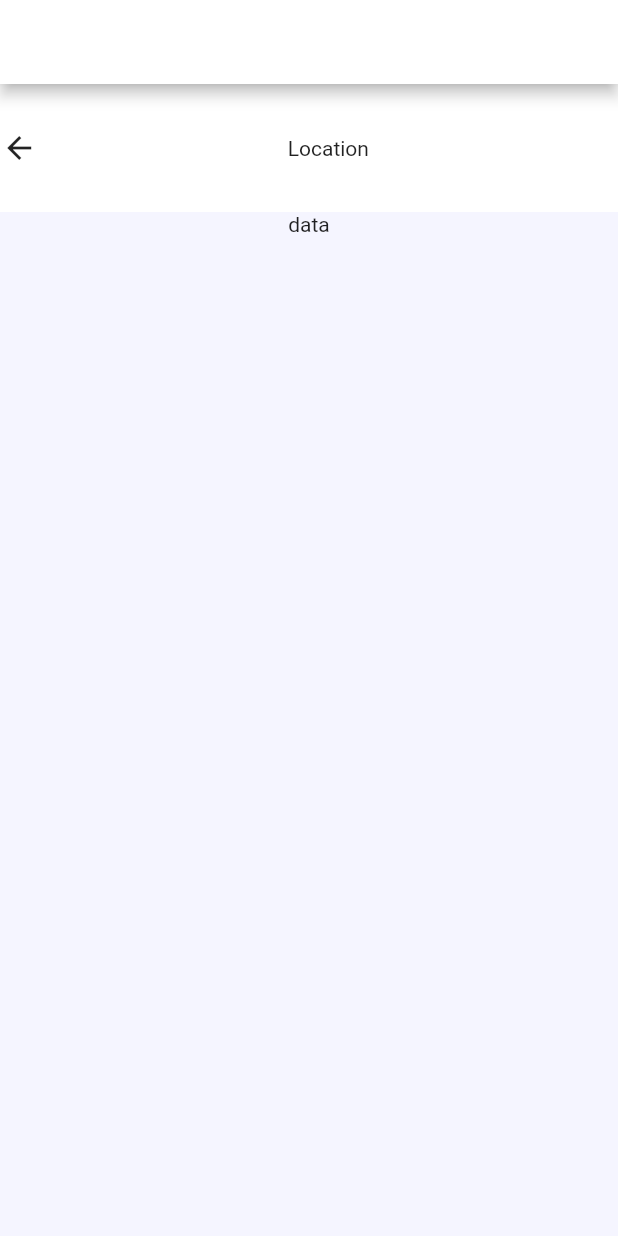
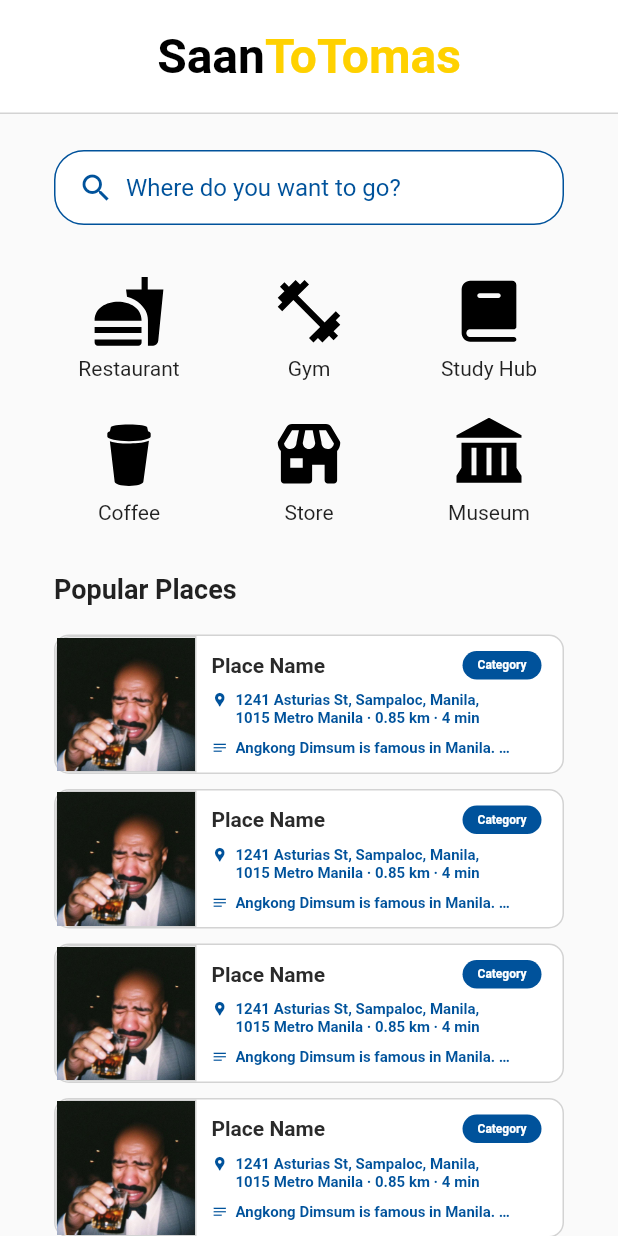
Before and after one commit to JoshuaEntrata/SaanToTomas, a Flutter app: the screen it shows after launch, on a phone screen of 412 x 824 dp. Run offline on Flutter 3.47's test engine with Material 2 defaults, Android fonts, the phone set to English and light mode, and no system bars; our stand-ins replace flutter_svg; Roboto replaces fonts that are missing (Epilogue).

Commit message:
add static home screen

```diff
--- a/saan_to_tomas_app/lib/main.dart
+++ b/saan_to_tomas_app/lib/main.dart
@@ -1,69 +1,15 @@
 import 'package:flutter/material.dart';
+import 'screens/home_screen.dart';
 
-void main() => runApp(const SaanToTomas());
+void main() {
+  runApp(MyApp());
+}
 
-class SaanToTomas extends StatelessWidget {
-  const SaanToTomas({super.key});
-
+class MyApp extends StatelessWidget {
   @override
   Widget build(BuildContext context) {
     return MaterialApp(
-      title: 'Final Academic Project',
-      home: Scaffold(
-        backgroundColor: const Color.fromARGB(0xF5, 0xF5, 0xF5, 0xFF),
-        appBar: AppBar(
-          backgroundColor: Colors.white,
-          title: const Text('SaanToTomas'),
-        ),
-        body: const SafeArea(
-          child: MapPage(),
-        ),
-      ),
+      home: HomeScreen(),
     );
   }
 }
-
-class MapPage extends StatefulWidget {
-  const MapPage({super.key});
-
-  @override
-  MapPageState createState() => MapPageState();
-}
-
-class MapPageState extends State<MapPage> {
-
-  @override
-  Widget build(BuildContext context) {
-    return Center(
-      child: Column(
-        mainAxisAlignment: MainAxisAlignment.center,
-        children: <Widget>[
-          Expanded(
-            child: Container(
-              height: 10,
-              color: Colors.white,
-              child: const Row(
-                mainAxisAlignment: MainAxisAlignment.spaceAround,
-                children: <Widget>[
-                  Expanded(
-                    child: Icon(
-                      Icons.arrow_back
-                    ),
-                  ),
-                  Expanded(
-                      flex: 15,
-                      child: Text("Location", textAlign: TextAlign.center,)
-                  )
-                ],
-              ),
-            ),
-          ),
-          const Expanded(
-              flex: 8,
-              child: Text("data")
-          ),
-        ],
-      ),
-    );
-  }
-}
--- /dev/null
+++ b/saan_to_tomas_app/lib/screens/home_screen.dart
@@ -0,0 +1,48 @@
+import 'package:flutter/material.dart';
+import '../widgets/header.dart';
+import '../widgets/search_bar.dart';
+import '../widgets/categories.dart';
+import '../widgets/place_card.dart';
+
+class HomeScreen extends StatelessWidget {
+  @override
+  Widget build(BuildContext context) {
+    return Scaffold(
+      body: SingleChildScrollView(
+        child: Column(
+          children: [
+            const Header(),
+            Container(
+              padding: const EdgeInsets.symmetric(horizontal: 36, vertical: 24),
+              color: const Color(0xFFFAFAFA),
+              child: Column(
+                crossAxisAlignment: CrossAxisAlignment.start,
+                children: [
+                  SearchBarWidget(),
+                  SizedBox(height: 30),
+
+                  Categories(),
+
+                  SizedBox(height: 30),
+
+                  // Popular Places
+                  const Text(
+                    'Popular Places',
+                    style: TextStyle(
+                        fontSize: 18,
+                        fontWeight: FontWeight.bold,
+                        fontFamily: 'Epilogue'),
+                  ),
+
+                  SizedBox(height: 20),
+
+                  for (int i = 0; i < 5; i++) PopularPlacesCard(),
+                ],
+              ),
+            ),
+          ],
+        ),
+      ),
+    );
+  }
+}
--- /dev/null
+++ b/saan_to_tomas_app/lib/widgets/categories.dart
@@ -0,0 +1,50 @@
+import 'package:flutter/material.dart';
+import 'package:flutter_svg/flutter_svg.dart';
+
+class Categories extends StatelessWidget {
+  const Categories({Key? key});
+
+  @override
+  Widget build(BuildContext context) {
+    return Column(
+      children: [
+        Row(
+          mainAxisAlignment: MainAxisAlignment.spaceBetween,
+          children: [
+            buildCategoryItem('Restaurant', 'CustomRestaurant'),
+            buildCategoryItem('Gym', 'CustomGym'),
+            buildCategoryItem('Study Hub', 'CustomStudyHub'),
+          ],
+        ),
+        const SizedBox(height: 20),
+        Row(
+          mainAxisAlignment: MainAxisAlignment.spaceBetween,
+          children: [
+            buildCategoryItem('Coffee', 'CustomCoffee'),
+            buildCategoryItem('Store', 'CustomStore'),
+            buildCategoryItem('Museum', 'CustomMuseum'),
+          ],
+        ),
+      ],
+    );
+  }
+
+  Widget buildCategoryItem(String title, String iconName) {
+    return Container(
+      width: 100,
+      height: 76,
+      child: Column(
+        mainAxisAlignment: MainAxisAlignment.center,
+        children: [
+          SvgPicture.asset(
+            'icons/$iconName.svg',
+            width: 50,
+            height: 50,
+          ),
+          const SizedBox(height: 5),
+          Text(title, textAlign: TextAlign.center),
+        ],
+      ),
+    );
+  }
+}
--- /dev/null
+++ b/saan_to_tomas_app/lib/widgets/header.dart
@@ -0,0 +1,49 @@
+import 'package:flutter/material.dart';
+
+class Header extends StatelessWidget {
+  const Header({super.key});
+
+  @override
+  Widget build(BuildContext context) {
+    return Container(
+      width: MediaQuery.of(context).size.width,
+      height: 76,
+      decoration: const BoxDecoration(
+        color: Colors.white,
+        border: Border(
+          bottom: BorderSide(
+            color: Color(0xFFD3D3D3),
+            width: 1.0,
+          ),
+        ),
+      ),
+      child: Center(
+        child: RichText(
+          text: TextSpan(
+            style: DefaultTextStyle.of(context).style,
+            children: const [
+              TextSpan(
+                text: 'Saan',
+                style: TextStyle(
+                  color: Colors.black,
+                  fontSize: 32,
+                  fontWeight: FontWeight.bold,
+                  fontFamily: 'Epilogue',
+                ),
+              ),
+              TextSpan(
+                text: 'ToTomas',
+                style: TextStyle(
+                  color: Color(0xFFffd100),
+                  fontSize: 32,
+                  fontWeight: FontWeight.bold,
+                  fontFamily: 'Epilogue',
+                ),
+              ),
+            ],
+          ),
+        ),
+      ),
+    );
+  }
+}
--- /dev/null
+++ b/saan_to_tomas_app/lib/widgets/place_card.dart
@@ -0,0 +1,136 @@
+import 'package:flutter/material.dart';
+
+class PopularPlacesCard extends StatelessWidget {
+  const PopularPlacesCard({super.key});
+
+  @override
+  Widget build(BuildContext context) {
+    return Container(
+      width: double.infinity,
+      height: 93,
+      decoration: BoxDecoration(
+        borderRadius: BorderRadius.circular(10),
+        color: Colors.white,
+        border: Border.all(color: Color(0xFFD3D3D3)),
+      ),
+      margin: const EdgeInsets.only(bottom: 10),
+      child: Row(
+        children: [
+          // Left part with image and stroke
+          Container(
+            width: 94,
+            decoration: BoxDecoration(
+              borderRadius: BorderRadius.only(
+                topLeft: Radius.circular(10),
+                bottomLeft: Radius.circular(10),
+              ),
+              border: Border.all(color: Color(0xFFD3D3D3)),
+            ),
+            child: Image.asset(
+              'images/sample.jpg',
+              width: 94,
+              height: double.infinity,
+              fit: BoxFit.cover,
+            ),
+          ),
+
+          // Right part with padding and column layout
+          Padding(
+            padding: const EdgeInsets.all(10),
+            child: Column(
+              crossAxisAlignment: CrossAxisAlignment.start,
+              mainAxisAlignment: MainAxisAlignment.spaceBetween,
+              children: [
+                // 1st row
+                Container(
+                  width: 220.0,
+                  child: Row(
+                    mainAxisAlignment: MainAxisAlignment.spaceBetween,
+                    children: [
+                      Expanded(
+                        child: Text(
+                          'Place Name',
+                          style: TextStyle(
+                            fontWeight: FontWeight.bold,
+                            fontSize: 14,
+                            color: Color(0xFF2A2A2A),
+                          ),
+                        ),
+                      ),
+                      Container(
+                        padding:
+                            EdgeInsets.symmetric(horizontal: 10, vertical: 5),
+                        decoration: BoxDecoration(
+                          borderRadius: BorderRadius.circular(12),
+                          color: Color(0xFF00529B),
+                        ),
+                        child: Text(
+                          'Category',
+                          style: TextStyle(
+                            fontWeight: FontWeight.bold,
+                            fontSize: 8,
+                            color: Colors.white,
+                          ),
+                        ),
+                      ),
+                    ],
+                  ),
+                ),
+
+                // 2nd row
+                Container(
+                  width: 200,
+                  child: Row(
+                    crossAxisAlignment: CrossAxisAlignment.start,
+                    children: [
+                      Icon(Icons.location_pin,
+                          size: 11, color: Color(0xFF00529B)),
+                      SizedBox(width: 5),
+                      Flexible(
+                        child: Text(
+                          '1241 Asturias St, Sampaloc, Manila, 1015 Metro Manila · 0.85 km · 4 min',
+                          maxLines: 2,
+                          overflow: TextOverflow.ellipsis,
+                          style: TextStyle(
+                            fontWeight: FontWeight.bold,
+                            fontSize: 10,
+                            color: Color(0xFF00529B),
+                          ),
+                        ),
+                      ),
+                    ],
+                  ),
+                ),
+
+                // 3rd row
+                Container(
+                  width: 200,
+                  child: Row(
+                    crossAxisAlignment: CrossAxisAlignment.start,
+                    children: [
+                      Icon(Icons.notes_outlined,
+                          size: 11, color: Color(0xFF00529B)),
+                      SizedBox(width: 5),
+                      Flexible(
+                        child: Text(
+                          'Angkong Dimsum is famous in Manila. It is a dimsum place near UST.',
+                          maxLines: 1,
+                          overflow: TextOverflow.ellipsis,
+                          style: TextStyle(
+                            fontWeight: FontWeight.bold,
+                            fontSize: 10,
+                            color: Color(0xFF00529B),
+                          ),
+                        ),
+                      ),
+                    ],
+                  ),
+                ),
+              ],
+            ),
+          ),
+        ],
+      ),
+    );
+  }
+}
--- /dev/null
+++ b/saan_to_tomas_app/lib/widgets/search_bar.dart
@@ -0,0 +1,41 @@
+import 'package:flutter/material.dart';
+
+class SearchBarWidget extends StatelessWidget {
+  const SearchBarWidget({Key? key}) : super(key: key);
+
+  @override
+  Widget build(BuildContext context) {
+    return Container(
+      decoration: BoxDecoration(
+        borderRadius: BorderRadius.circular(20),
+        color: Colors.white,
+        border: Border.all(color: Color(0xFF00529B)),
+      ),
+      padding: const EdgeInsets.symmetric(horizontal: 15),
+      child: Row(
+        children: [
+          Icon(Icons.search, color: Color(0xFF00529B)),
+          SizedBox(width: 8),
+          Expanded(
+            child: TextField(
+              style: TextStyle(
+                fontFamily: 'Epilogue',
+                color: Color(0xFF00529B),
+                fontSize: 16.0,
+              ),
+              decoration: InputDecoration(
+                border: InputBorder.none,
+                hintText: 'Where do you want to go?',
+                hintStyle: TextStyle(
+                  fontFamily: 'Epilogue',
+                  color: Color(0xFF00529B),
+                  fontSize: 16.0,
+                ),
+              ),
+            ),
+          ),
+        ],
+      ),
+    );
+  }
+}
--- a/saan_to_tomas_app/pubspec.yaml
+++ b/saan_to_tomas_app/pubspec.yaml
@@ -46,6 +46,7 @@ dev_dependencies:
   # package. See that file for information about deactivating specific lint
   # rules and activating additional ones.
   flutter_lints: ^2.0.0
+  flutter_svg: ^0.22.0
 
 # For information on the generic Dart part of this file, see the
 # following page: https://dart.dev/tools/pub/pubspec
@@ -62,6 +63,9 @@ flutter:
   # assets:
   #   - images/a_dot_burr.jpeg
   #   - images/a_dot_ham.jpeg
+  assets:
+    - images/
+    - icons/
 
   # An image asset can refer to one or more resolution-specific "variants", see
   # https://flutter.dev/assets-and-images/#resolution-aware
```
Also changed, not shown: saan_to_tomas_app/icons/CustomCoffee.svg (added), saan_to_tomas_app/icons/CustomGym.svg (added), saan_to_tomas_app/icons/CustomMuseum.svg (added), saan_to_tomas_app/icons/CustomRestaurant.svg (added), saan_to_tomas_app/icons/CustomStore.svg (added), saan_to_tomas_app/icons/CustomStudyHub.svg (added), saan_to_tomas_app/images/sample.jpg (added), saan_to_tomas_app/pubspec.lock.
